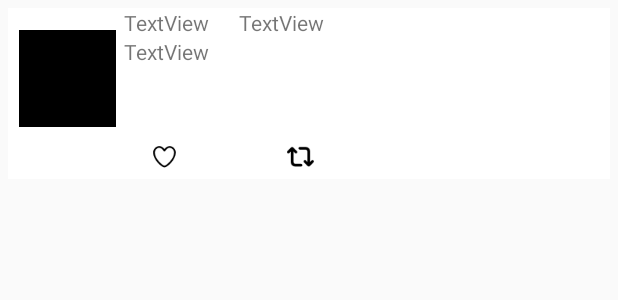
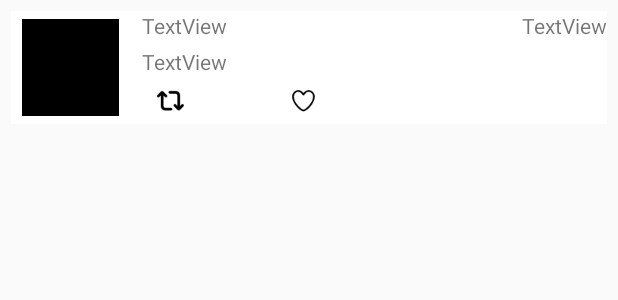
Before and after one commit to catdematos98/MyTwitter, an Android app: the layout item_tweet.xml on its own in the app's theme, with its tools: preview values and no code run, on a phone screen of 412 x 824 dp. Shown: the top 300 px of the screen. Run offline under Robolectric (Android 15) with nearby library versions, the phone set to English and light mode, and no system bars.

```diff
--- a/app/src/main/java/com/codepath/apps/restclienttemplate/ComposeActivity.java
+++ b/app/src/main/java/com/codepath/apps/restclienttemplate/ComposeActivity.java
@@ -36,6 +36,7 @@ public class ComposeActivity extends AppCompatActivity {
 
         etTweet  = (EditText) findViewById(R.id.etCompose);
         chars = (TextView) findViewById(R.id.tvCharacters);
+
 
         ActionBar actionBar = getSupportActionBar();
         actionBar.setTitle("New Tweet");
--- a/app/src/main/java/com/codepath/apps/restclienttemplate/models/User.java
+++ b/app/src/main/java/com/codepath/apps/restclienttemplate/models/User.java
@@ -1,4 +1,6 @@
 package com.codepath.apps.restclienttemplate.models;
+
+import android.util.Log;
 
 import org.json.JSONException;
 import org.json.JSONObject;
@@ -8,6 +10,7 @@ public class User {
     public long uid;
     public String screenName;
     public String profileImageURL;
+    public boolean verified;
 
     public static User fromJSON(JSONObject json) throws JSONException {
         User user = new User();
@@ -16,7 +19,8 @@ public class User {
         user.uid = json.getLong("id");
         user.screenName = json.getString("screen_name");
         user.profileImageURL = json.getString("profile_image_url");
-
+        user.verified = json.getBoolean("verified");
+        Log.i("Verified: ", user.name + user.verified);
         return user;
     }
 }
--- a/app/src/main/res/layout/activity_compose.xml
+++ b/app/src/main/res/layout/activity_compose.xml
@@ -53,4 +53,6 @@
         app:layout_constraintTop_toBottomOf="@+id/etCompose"
         app:layout_constraintVertical_bias="1.0" />
 
+
+
 </android.support.constraint.ConstraintLayout>
--- a/app/src/main/res/layout/item_tweet.xml
+++ b/app/src/main/res/layout/item_tweet.xml
@@ -4,7 +4,7 @@
     xmlns:tools="http://schemas.android.com/tools"
     android:layout_width="match_parent"
     android:layout_height="wrap_content"
-    android:layout_margin="5dp"
+    android:layout_margin="7dp"
     android:background="@color/white">
 
     <ImageView
@@ -12,9 +12,7 @@
         android:layout_width="75dp"
         android:layout_height="75dp"
         android:layout_alignParentStart="true"
-        android:layout_alignParentTop="true"
         android:layout_marginStart="2dp"
-        android:layout_marginTop="9dp"
         android:padding="5dp"
         app:srcCompat="@android:color/black" />
 
@@ -30,14 +28,16 @@
 
     <TextView
         android:id="@+id/tvBody"
-        android:layout_width="324dp"
-        android:layout_height="58dp"
-        android:layout_below="@+id/tvUserName"
-        android:layout_alignBottom="@+id/ivProfileImage"
+        android:layout_width="306dp"
+        android:layout_height="wrap_content"
+        android:layout_alignParentTop="true"
         android:layout_alignParentEnd="true"
-        android:layout_marginEnd="1dp"
-        android:layout_marginBottom="7dp"
+        android:layout_marginStart="10dp"
+        android:layout_marginTop="24dp"
+        android:layout_marginEnd="2dp"
         android:layout_toEndOf="@+id/ivProfileImage"
+        android:ellipsize="end"
+        android:autoLink="all"
         android:text="TextView"
         tools:layout_editor_absoluteX="72dp"
         tools:layout_editor_absoluteY="31dp" />
@@ -46,42 +46,48 @@
         android:id="@+id/tvTimeStamp"
         android:layout_width="wrap_content"
         android:layout_height="wrap_content"
+        android:layout_alignEnd="@+id/tvBody"
         android:layout_alignParentTop="true"
-        android:layout_alignParentEnd="true"
-        android:layout_marginStart="20dp"
         android:layout_marginTop="0dp"
-        android:layout_marginEnd="0dp"
-        android:layout_toEndOf="@+id/tvUserName"
+        android:layout_marginEnd="-2dp"
         android:text="TextView" />
 
     <Button
         android:id="@+id/btFavorite"
         style="?android:attr/borderlessButtonStyle"
         android:layout_width="wrap_content"
-        android:layout_height="29dp"
+        android:layout_height="22dp"
         android:layout_below="@+id/tvBody"
-        android:layout_alignParentEnd="true"
-        android:layout_marginTop="0dp"
-        android:layout_marginEnd="137dp"
+        android:layout_marginStart="10dp"
+        android:layout_marginTop="5dp"
+        android:layout_toEndOf="@+id/ivProfileImage"
         android:background="@android:color/white"
         android:drawableLeft="@drawable/ic_vector_retweet"
         android:paddingLeft="10dp"
-        android:textColor="@color/light_gray" />
+        android:textColor="@android:color/darker_gray" />
 
     <Button
         android:id="@+id/btRetweet"
         style="?android:attr/borderlessButtonStyle"
         android:layout_width="wrap_content"
-        android:layout_height="29dp"
+        android:layout_height="21dp"
         android:layout_below="@+id/tvBody"
-        android:layout_alignParentStart="true"
-        android:layout_alignParentEnd="true"
-        android:layout_marginStart="85dp"
-        android:layout_marginTop="0dp"
-        android:layout_marginEnd="229dp"
+        android:layout_alignEnd="@+id/tvBody"
+        android:layout_marginTop="6dp"
+        android:layout_marginEnd="131dp"
         android:background="@android:color/white"
         android:drawableLeft="@drawable/ic_vector_heart_stroke"
         android:paddingLeft="10dp"
-        android:textColor="@color/light_gray" />
+        android:textColor="@android:color/darker_gray" />
+
+    <ImageView
+        android:id="@+id/verified"
+        android:layout_width="18dp"
+        android:layout_height="17dp"
+        android:layout_marginStart="2dp"
+        android:layout_toEndOf="@+id/tvUserName"
+        android:tint="@color/twitter_blue"
+        app:srcCompat="@android:drawable/btn_star"
+        android:visibility="invisible"/>
 
 </RelativeLayout>
--- a/app/src/main/res/values/colors.xml
+++ b/app/src/main/res/values/colors.xml
@@ -9,7 +9,7 @@
     <color name="medium_red">#ffe0245e</color>
     <color name="medium_red_30">#4de0245e</color>
     <color name="medium_red_50">#80e0245e</color>
-    <color name="twitter_blue">#ff1da1f2</color>
+    <color name="twitter_blue">#1DA1F2</color>
     <color name="twitter_blue_30">#4d1da1f2</color>
     <color name="twitter_blue_50">#801da1f2</color>
     <color name="twitter_blue_fill_pressed">#ff1370a9</color>
```
Also changed, not shown: app/src/main/java/com/codepath/apps/restclienttemplate/TimelineActivity.java (+37 -3 lines), app/src/main/java/com/codepath/apps/restclienttemplate/TweetAdapter.java (+13 -0 lines), 68 other files.
